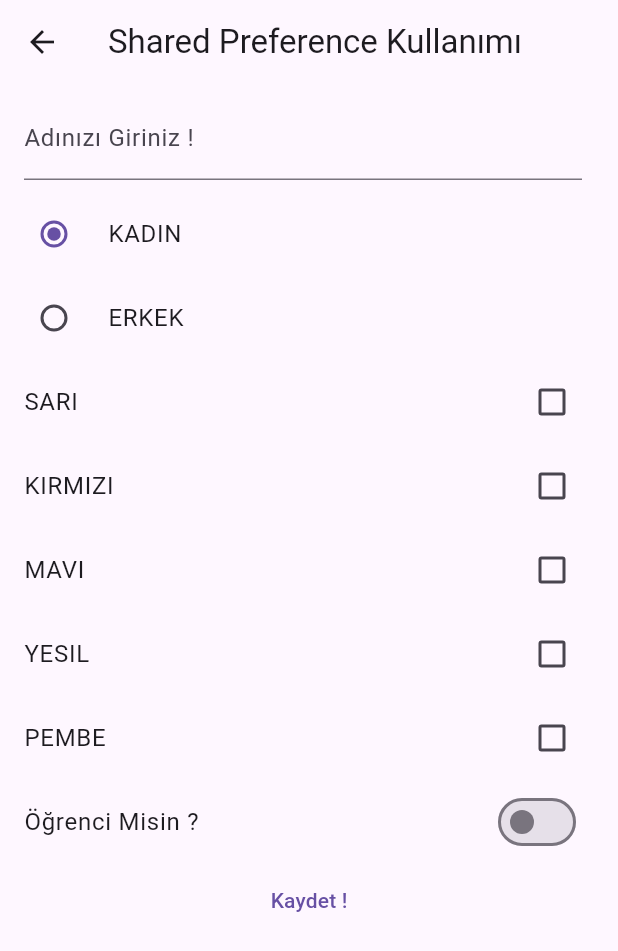
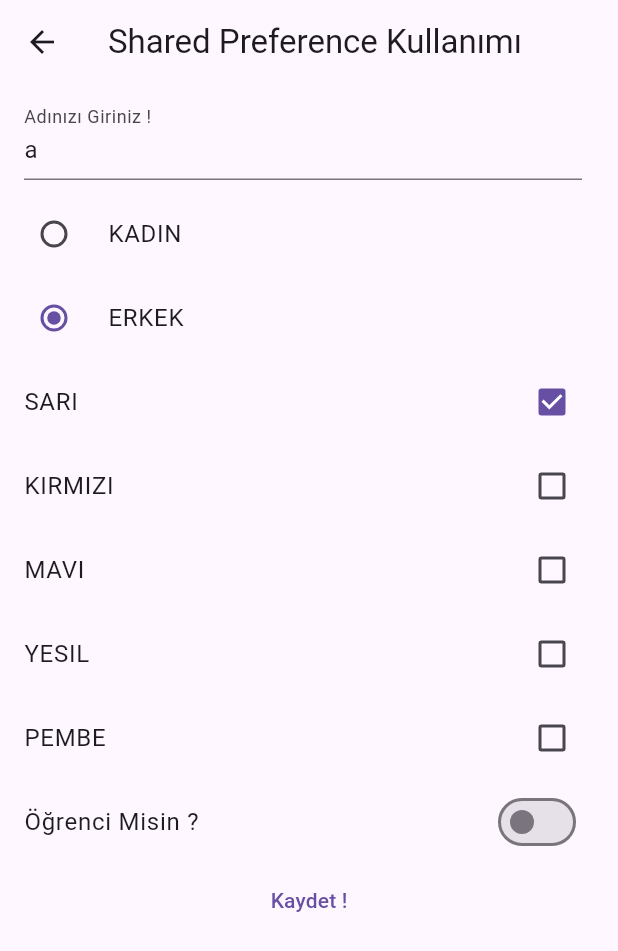
Before and after one commit to farukdidin25/flutter_storage, a Flutter app: the SharedPreferenceKullanimi screen opened directly, after a tap on "Kaydet !", on a phone screen of 412 x 824 dp. Shown: the top 951 px of the screen. Run offline on Flutter 3.47's test engine with Material 3 defaults, Android fonts, the phone set to English and light mode, and no system bars; our stand-ins replace flutter_secure_storage, shared_preferences; accounts and stored records are empty.

```diff
--- /dev/null
+++ b/lib/services/file_storage.dart
@@ -0,0 +1,35 @@
+// ignore_for_file: no_leading_underscores_for_local_identifiers
+
+import 'dart:convert';
+import 'dart:io';
+import 'package:flutter/material.dart';
+import 'package:flutter_secure_storage/flutter_secure_storage.dart';
+import 'package:flutter_storage/model/my_models.dart';
+import 'package:path_provider/path_provider.dart';
+
+class FileStorageService {
+
+  _getFilePath()async{
+    var filePath = await getApplicationDocumentsDirectory();
+    debugPrint(filePath.path);
+    return filePath.path;
+  }
+  FileStorageService(){
+    _createFile();
+  }
+
+  _createFile()async{
+    var file = File(await _getFilePath() + "/info.json");
+    await file.writeAsString("deneme içerik");
+  }
+
+  Future<void> verileriKaydet(UserInformation userInformation) async {
+
+  }
+
+  Future<UserInformation> verileriOku() async {
+
+    return UserInformation("a", Cinsiyet.ERKEK, ["SARI"], false);
+
+  }
+}
--- a/lib/services/secure_storage.dart
+++ b/lib/services/secure_storage.dart
@@ -1,3 +1,5 @@
+// ignore_for_file: no_leading_underscores_for_local_identifiers
+
 import 'dart:convert';
 import 'package:flutter_secure_storage/flutter_secure_storage.dart';
 import 'package:flutter_storage/model/my_models.dart';
@@ -7,7 +9,7 @@ class SecureStorageService {
 
   // Constructor içerisinde preferences değişkenini başlatın.
   SecureStorageService() {
-    preferences = FlutterSecureStorage();
+    preferences = const FlutterSecureStorage();
   }
 
   Future<void> verileriKaydet(UserInformation userInformation) async {
--- a/lib/shared_pref_kullanimi.dart
+++ b/lib/shared_pref_kullanimi.dart
@@ -3,7 +3,9 @@
 import 'package:flutter/foundation.dart';
 import 'package:flutter/material.dart';
 import 'package:flutter_storage/model/my_models.dart';
+import 'package:flutter_storage/services/file_storage.dart';
 import 'package:flutter_storage/services/secure_storage.dart';
+// ignore: unused_import
 import 'package:flutter_storage/services/shared_pref_service.dart';
 
 class SharedPreferenceKullanimi extends StatefulWidget {
@@ -19,7 +21,7 @@ class _SharedPreferenceKullanimiState extends State<SharedPreferenceKullanimi> {
   var _secilenRenkler = <String>[];
   var _ogrenciMi = false;
   final TextEditingController _nameController = TextEditingController();
-  final _preferenceService = SecureStorageService();
+  final _preferenceService = FileStorageService();
   @override
   void initState() {
     super.initState();
--- a/pubspec.yaml
+++ b/pubspec.yaml
@@ -37,6 +37,7 @@ dependencies:
   cupertino_icons: ^1.0.2
   shared_preferences: ^2.2.2
   flutter_secure_storage: ^9.0.0
+  path_provider: ^2.1.1
 
 dev_dependencies:
   flutter_test:
```
Also changed, not shown: pubspec.lock.
